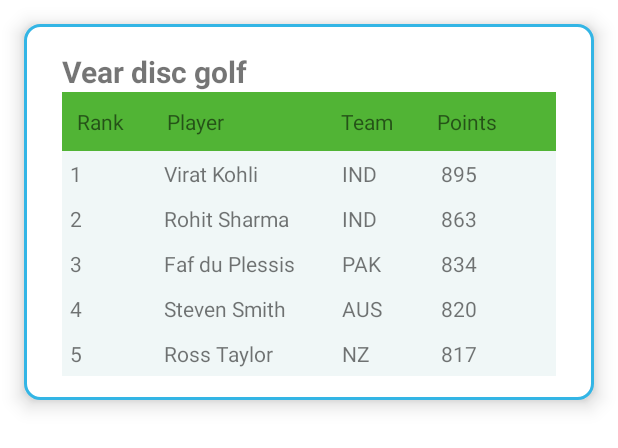
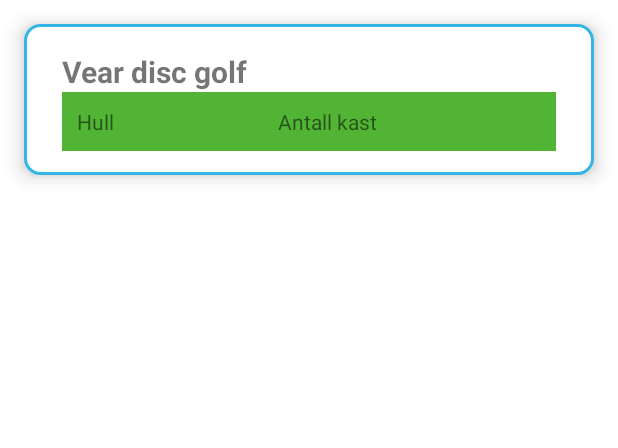
Before and after one commit to MortyN/MOB3000_FrisbeeGolf, an Android app: the layout listitem_table_row_container.xml on its own in the app's theme, with its tools: preview values and no code run, on a phone screen of 412 x 824 dp. Shown: the top 448 px of the screen. Run offline under Robolectric (Android 15) with nearby library versions, the phone set to English and light mode, and no system bars.

Commit message:
working on dynamic tables in MyRounds.kt

```diff
--- a/app/src/main/java/com/example/mob3000_frisbeegolf/activities/MyRounds/MyRounds.kt
+++ b/app/src/main/java/com/example/mob3000_frisbeegolf/activities/MyRounds/MyRounds.kt
@@ -4,13 +4,13 @@ import android.os.Bundle
 import android.view.LayoutInflater
 import android.view.View
 import android.view.ViewGroup
-import androidx.appcompat.app.AppCompatActivity
 import androidx.fragment.app.Fragment
-import androidx.recyclerview.widget.DividerItemDecoration
-import androidx.recyclerview.widget.ItemTouchHelper
 import androidx.recyclerview.widget.RecyclerView
 import com.example.mob3000_frisbeegolf.R
-import com.example.mob3000_frisbeegolf.activities.Feed.adapters.RecyclerViewAdapter
+import com.example.mob3000_frisbeegolf.activities.MyRounds.adapters.MyRoundsAdapter
+import com.example.mob3000_frisbeegolf.models.HoleList
+import com.example.mob3000_frisbeegolf.models.Round
+import kotlin.random.Random
 
 class MyRounds : Fragment() {
     override fun onViewCreated(view: View, savedInstanceState: Bundle?) {
@@ -23,8 +23,14 @@ class MyRounds : Fragment() {
     }
 
     private fun initRecyclerView(view: View) {
-        val itemList = arrayListOf<String>("first", "sec", "third", "first", "sec", "third")
-        val adapter = RecyclerViewAdapter(itemList)
+        var holeList : MutableList<HoleList> = mutableListOf()
+
+        for (i in 1..20) {
+            holeList.add(HoleList(i, Random.nextInt(2, 10)))
+        }
+
+        val itemList = arrayListOf<Round>(Round("Vear Disc Golf", holeList as ArrayList<HoleList>, "Gamerboi69"))
+        val adapter = MyRoundsAdapter(itemList)
 
         val recyclerView: RecyclerView = view.findViewById(R.id.recycler_view)
         recyclerView.adapter = adapter
--- /dev/null
+++ b/app/src/main/java/com/example/mob3000_frisbeegolf/activities/MyRounds/adapters/MyRoundsAdapter.kt
@@ -0,0 +1,62 @@
+package com.example.mob3000_frisbeegolf.activities.MyRounds.adapters
+
+import android.view.LayoutInflater
+import android.view.View;
+import android.view.ViewGroup
+import android.widget.TableLayout
+import android.widget.TableRow
+import android.widget.TextView
+import androidx.recyclerview.widget.RecyclerView
+import com.example.mob3000_frisbeegolf.R
+import com.example.mob3000_frisbeegolf.models.Round
+import org.w3c.dom.Text
+
+class MyRoundsAdapter(private val dataSet: ArrayList<Round>) :
+    RecyclerView.Adapter<MyRoundsAdapter.ViewHolder>() {
+
+    /**
+     * Provide a reference to the type of views that you are using
+     * (custom ViewHolder).
+     */
+    class ViewHolder(view:View) : RecyclerView.ViewHolder(view) {
+        val arenaNameTextView: TextView = view.findViewById(R.id.myrounds_textview_arenaname)
+        val tableLayout: TableLayout = view.findViewById(R.id.myrounds_tablelayout)
+
+        val tableRow: TableRow = TableRow(tableLayout.context)
+        val textView: TextView = TextView(view.context)
+
+
+
+        init {
+            // Define click listener for the ViewHolder's View.
+        }
+    }
+
+    fun populateTable(view:View, tableLayout: TableLayout){
+
+    }
+
+    // Create new views (invoked by the layout manager)
+    override fun onCreateViewHolder(viewGroup: ViewGroup, viewType: Int): ViewHolder {
+        // Create a new view, which defines the UI of the list item
+        val view = LayoutInflater.from(viewGroup.context)
+            .inflate(R.layout.listitem_table_row_container, viewGroup, false)
+
+
+        populateTable(viewGroup.rootView)
+        return ViewHolder(view)
+    }
+
+    // Replace the contents of a view (invoked by the layout manager)
+    override fun onBindViewHolder(viewHolder: ViewHolder, position: Int) {
+
+        // Get element from your dataset at this position and replace the
+        // contents of the view with that element
+        viewHolder.arenaNameTextView.text = dataSet[position].ArenaName
+
+    }
+
+    // Return the size of your dataset (invoked by the layout manager)
+    override fun getItemCount() = dataSet.size
+
+}
--- /dev/null
+++ b/app/src/main/java/com/example/mob3000_frisbeegolf/models/Round.kt
@@ -0,0 +1,12 @@
+package com.example.mob3000_frisbeegolf.models
+
+class Round (
+    val ArenaName: String,
+    val HoleList: ArrayList<HoleList>,
+    val Username: String,
+        )
+
+class HoleList(
+    val HoleNr: Int,
+    val Throws: Int,
+)
--- a/app/src/main/res/layout/listitem_table_row_container.xml
+++ b/app/src/main/res/layout/listitem_table_row_container.xml
@@ -21,6 +21,7 @@
         android:elevation="8dp"
         android:paddingBottom="16dp">
         <TableLayout xmlns:android="http://schemas.android.com/apk/res/android"
+            android:id="@+id/myrounds_tablelayout"
             android:layout_width="match_parent"
             android:layout_height="match_parent"
             android:layout_marginTop="10dp"
@@ -28,7 +29,7 @@
             android:paddingRight="5dp">
 
             <TextView
-                android:id="@+id/textView"
+                android:id="@+id/myrounds_textview_arenaname"
                 android:layout_width="wrap_content"
                 android:layout_height="wrap_content"
                 android:text="Vear disc golf"
@@ -37,148 +38,18 @@
 
             </TextView>
 
-
             <TableRow android:background="#51B435" android:padding="10dp">
                 <TextView
                     android:layout_width="wrap_content"
                     android:layout_height="wrap_content"
                     android:layout_weight="1"
-                    android:text="Rank" />
+                    android:text="@string/myrounds_table_col1" />
                 <TextView
                     android:layout_width="wrap_content"
                     android:layout_height="wrap_content"
                     android:layout_weight="1"
-                    android:text="Player" />
-                <TextView
-                    android:layout_width="wrap_content"
-                    android:layout_height="wrap_content"
-                    android:layout_weight="1"
-                    android:text="Team" />
-                <TextView
-                    android:layout_width="wrap_content"
-                    android:layout_height="wrap_content"
-                    android:layout_weight="1"
-                    android:text="Points" />
+                    android:text="@string/myrounds_table_col2" />
             </TableRow>
-            <TableRow android:background="#F0F7F7" android:padding="5dp">
-                <TextView
-                    android:layout_width="wrap_content"
-                    android:layout_height="wrap_content"
-                    android:layout_weight="1"
-                    android:text="1" />
-                <TextView
-                    android:layout_width="wrap_content"
-                    android:layout_height="wrap_content"
-                    android:layout_weight="1"
-                    android:text="Virat Kohli" />
-                <TextView
-                    android:layout_width="wrap_content"
-                    android:layout_height="wrap_content"
-                    android:layout_weight="1"
-                    android:text="IND" />
-                <TextView
-                    android:layout_width="wrap_content"
-                    android:layout_height="wrap_content"
-                    android:layout_weight="1"
-                    android:text="895" />
-            </TableRow>
-            <TableRow android:background="#F0F7F7" android:padding="5dp">
-                <TextView
-                    android:layout_width="wrap_content"
-                    android:layout_height="wrap_content"
-                    android:layout_weight="1"
-                    android:text="2" />
-                <TextView
-                    android:layout_width="wrap_content"
-                    android:layout_height="wrap_content"
-                    android:layout_weight="1"
-                    android:text="Rohit Sharma" />
-                <TextView
-                    android:layout_width="wrap_content"
-                    android:layout_height="wrap_content"
-                    android:layout_weight="1"
-                    android:text="IND" />
-                <TextView
-                    android:layout_width="wrap_content"
-                    android:layout_height="wrap_content"
-                    android:layout_weight="1"
-                    android:text="863" />
-
-            </TableRow>
-            <TableRow android:background="#F0F7F7" android:padding="5dp">
-                <TextView
-                    android:layout_width="wrap_content"
-                    android:layout_height="wrap_content"
-                    android:layout_weight="1"
-                    android:text="3" />
-                <TextView
-                    android:layout_width="wrap_content"
-                    android:layout_height="wrap_content"
-                    android:layout_weight="1"
-                    android:text="Faf du Plessis" />
-                <TextView
-                    android:layout_width="wrap_content"
-                    android:layout_height="wrap_content"
-                    android:layout_weight="1"
-                    android:text="PAK" />
-                <TextView
-                    android:layout_width="wrap_content"
-                    android:layout_height="wrap_content"
-                    android:layout_weight="1"
-                    android:text="834" />
-
-            </TableRow>
-
-            <TableRow android:background="#F0F7F7" android:padding="5dp">
-                <TextView
-                    android:layout_width="wrap_content"
-                    android:layout_height="wrap_content"
-                    android:layout_weight="1"
-                    android:text="4" />
-                <TextView
-                    android:layout_width="wrap_content"
-                    android:layout_height="wrap_content"
-                    android:layout_weight="1"
-                    android:text="Steven Smith" />
-                <TextView
-                    android:layout_width="wrap_content"
-                    android:layout_height="wrap_content"
-                    android:layout_weight="1"
-                    android:text="AUS" />
-                <TextView
-                    android:layout_width="wrap_content"
-                    android:layout_height="wrap_content"
-                    android:layout_weight="1"
-                    android:text="820" />
-
-            </TableRow>
-
-            <TableRow android:background="#F0F7F7" android:padding="5dp">
-                <TextView
-                    android:layout_width="wrap_content"
-                    android:layout_height="wrap_content"
-                    android:layout_weight="1"
-                    android:text="5" />
-                <TextView
-                    android:layout_width="wrap_content"
-                    android:layout_height="wrap_content"
-                    android:layout_weight="1"
-                    android:text="Ross Taylor" />
-                <TextView
-                    android:layout_width="wrap_content"
-                    android:layout_height="wrap_content"
-                    android:layout_weight="1"
-                    android:text="NZ" />
-                <TextView
-                    android:layout_width="wrap_content"
-                    android:layout_height="wrap_content"
-                    android:layout_weight="1"
-                    android:text="817" />
-
-            </TableRow>
-
         </TableLayout>
-
-
     </androidx.constraintlayout.widget.ConstraintLayout>
 </FrameLayout>
--- a/app/src/main/res/values/strings.xml
+++ b/app/src/main/res/values/strings.xml
@@ -5,7 +5,11 @@
     <string name="feed">Feed</string>
     <string name="myprofile">Min profil</string>
     <string name="addround">Ny runde</string>
+<!--    MyRounds-->
     <string name="myrounds">Mine runder</string>
+    <string name="myrounds_table_col1">Hull</string>
+    <string name="myrounds_table_col2">Antall kast</string>
+
     <string name="settings">Innstillinger</string>
     <string name="friends">Venner</string>
     <string name="arenarecords">Bane rekorder</string>
```
